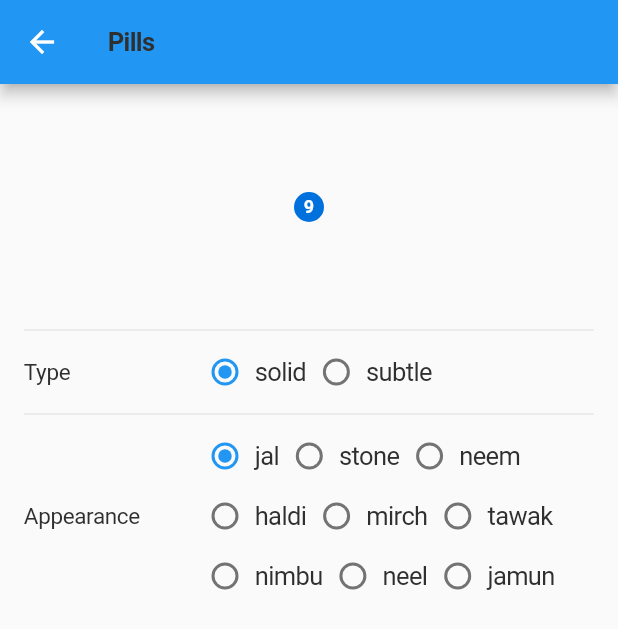
After one commit to innovaccer/mobile-design-system, a Flutter app: the MDSPillsScreen screen opened by its route, on a phone screen of 412 x 824 dp. The commit adds this screen. Shown: the top 629 px of the screen. Run offline on Flutter 3.47's test engine with Material 2 defaults, Android fonts, the phone set to English and light mode, and no system bars; drawn by our look-alikes of flutter_styled_toast; our stand-ins replace fluro, get_it, shared_preferences, sms_autofill; accounts and stored records are empty.

Commit message:
Added MDSPill widget

```diff
--- /dev/null
+++ b/example/lib/screens/pills/mds_pills_screen.dart
@@ -0,0 +1,196 @@
+import 'package:flutter/material.dart';
+import 'package:innovaccer_design_system/innovaccer_design_system.dart';
+
+class MDSPillsScreen extends StatefulWidget {
+  static const String routeName = '/mds_pills_screen';
+
+  @override
+  State<MDSPillsScreen> createState() => _MDSPillsScreenState();
+}
+
+class _MDSPillsScreenState extends State<MDSPillsScreen> with SpacingMixin, ColorMixin {
+  String _defaultCount = '9';
+  PillType _pillType = PillType.solid;
+  PillAppearance _pillAppearance = PillAppearance.jal;
+
+  @override
+  Widget build(BuildContext context) {
+    return Scaffold(
+      appBar: AppBar(
+        title: MDSHeadline(
+          'Pills',
+        ),
+      ),
+      body: Padding(
+        padding: px6 + pt4,
+        child: Column(
+          crossAxisAlignment: CrossAxisAlignment.center,
+          mainAxisSize: MainAxisSize.min,
+          children: [
+            SizedBox(
+              height: spacing5,
+            ),
+            MDSPill(pillCount: _defaultCount, pillType: _pillType, pillAppearance: _pillAppearance),
+            SizedBox(
+              height: spacing5,
+            ),
+            Divider(),
+            Expanded(
+              child: ListView(
+                padding: p0,
+                children: [
+                  Row(
+                    children: [
+                      Expanded(
+                        flex: 3,
+                        child: MDSSubhead('Type'),
+                      ),
+                      Expanded(
+                        flex: 7,
+                        child: Wrap(
+                          children: [
+                            _typeOptionWidget(
+                              value: PillType.solid,
+                              groupValue: _pillType,
+                              displayText: 'solid',
+                            ),
+                            _typeOptionWidget(
+                              value: PillType.subtle,
+                              groupValue: _pillType,
+                              displayText: 'subtle',
+                            ),
+                          ],
+                        ),
+                      ),
+                    ],
+                  ),
+                  Divider(),
+                  Row(
+                    children: [
+                      Expanded(
+                        flex: 3,
+                        child: MDSSubhead('Appearance'),
+                      ),
+                      Expanded(
+                        flex: 7,
+                        child: Wrap(
+                          children: [
+                            _appearanceOptionWidget(
+                              value: PillAppearance.jal,
+                              groupValue: _pillAppearance,
+                              displayText: 'jal',
+                            ),
+                            _appearanceOptionWidget(
+                              value: PillAppearance.stone,
+                              groupValue: _pillAppearance,
+                              displayText: 'stone',
+                            ),
+                            _appearanceOptionWidget(
+                              value: PillAppearance.neem,
+                              groupValue: _pillAppearance,
+                              displayText: 'neem',
+                            ),
+                            _appearanceOptionWidget(
+                              value: PillAppearance.haldi,
+                              groupValue: _pillAppearance,
+                              displayText: 'haldi',
+                            ),
+                            _appearanceOptionWidget(
+                              value: PillAppearance.mirch,
+                              groupValue: _pillAppearance,
+                              displayText: 'mirch',
+                            ),
+                            _appearanceOptionWidget(
+                              value: PillAppearance.tawak,
+                              groupValue: _pillAppearance,
+                              displayText: 'tawak',
+                            ),
+                            _appearanceOptionWidget(
+                              value: PillAppearance.nimbu,
+                              groupValue: _pillAppearance,
+                              displayText: 'nimbu',
+                            ),
+                            _appearanceOptionWidget(
+                              value: PillAppearance.neel,
+                              groupValue: _pillAppearance,
+                              displayText: 'neel',
+                            ),
+                            _appearanceOptionWidget(
+                              value: PillAppearance.jamun,
+                              groupValue: _pillAppearance,
+                              displayText: 'jamun',
+                            ),
+                          ],
+                        ),
+                      ),
+                    ],
+                  ),
+                ],
+              ),
+            ),
+          ],
+        ),
+      ),
+    );
+  }
+
+  Widget _typeOptionWidget({
+    required PillType value,
+    required PillType groupValue,
+    required String displayText,
+  }) {
+    return GestureDetector(
+      onTap: () => _updateType(value),
+      child: Wrap(
+        crossAxisAlignment: WrapCrossAlignment.center,
+        children: [
+          Radio(
+            visualDensity: VisualDensity.compact,
+            value: value,
+            groupValue: groupValue,
+            onChanged: _updateType,
+          ),
+          MDSBody(
+            displayText,
+          ),
+        ],
+      ),
+    );
+  }
+
+  void _updateType(PillType? value) {
+    setState(() {
+      _pillType = value!;
+    });
+  }
+
+  Widget _appearanceOptionWidget({
+    required PillAppearance value,
+    required PillAppearance groupValue,
+    required String displayText,
+  }) {
+    return GestureDetector(
+      onTap: () => _updateAppearance(value),
+      child: Wrap(
+        crossAxisAlignment: WrapCrossAlignment.center,
+        children: [
+          Radio(
+            visualDensity: VisualDensity.compact,
+            value: value,
+            groupValue: groupValue,
+            onChanged: _updateAppearance,
+          ),
+          MDSBody(
+            displayText,
+          ),
+        ],
+      ),
+    );
+  }
+
+  void _updateAppearance(PillAppearance? value) {
+    setState(() {
+      _pillAppearance = value!;
+    });
+  }
+}
--- a/example/lib/utils/constants.dart
+++ b/example/lib/utils/constants.dart
@@ -13,6 +13,7 @@ import 'package:example/screens/page_header/mds_compact_page_header/mds_compact_
 import 'package:example/screens/page_header/mds_page_header_with_subHeading/mds_page_header_with_subHeading_screen.dart';
 import 'package:example/screens/page_header/mds_page_header_without_subHeading/mds_page_header_without_subHeading_screen.dart';
 import 'package:example/screens/page_header/page_header_screen.dart';
+import 'package:example/screens/pills/mds_pills_screen.dart';
 import 'package:example/screens/typography/body/mds_body_screen.dart';
 import 'package:example/screens/typography/caption/mds_caption_screen.dart';
 import 'package:example/screens/typography/footnote/mds_footnote_screen.dart';
@@ -35,6 +36,7 @@ class Constants {
     'List': MDSListScreen.routeName,
     'Input': MDSInputScreen.routeName,
     'Badge': MDSBadgeScreen.routeName,
+    'Pills': MDSPillsScreen.routeName,
   };
 
   /// title and routes of all typography widgets
--- a/example/lib/utils/router/app_router.dart
+++ b/example/lib/utils/router/app_router.dart
@@ -16,6 +16,7 @@ import 'package:example/screens/page_header/mds_compact_page_header/mds_compact_
 import 'package:example/screens/page_header/mds_page_header_with_subHeading/mds_page_header_with_subHeading_screen.dart';
 import 'package:example/screens/page_header/mds_page_header_without_subHeading/mds_page_header_without_subHeading_screen.dart';
 import 'package:example/screens/page_header/page_header_screen.dart';
+import 'package:example/screens/pills/mds_pills_screen.dart';
 import 'package:example/screens/typography/body/mds_body_screen.dart';
 import 'package:example/screens/typography/caption/mds_caption_screen.dart';
 import 'package:example/screens/typography/footnote/mds_footnote_screen.dart';
@@ -182,6 +183,11 @@ class AppRouter with RouteHandlers {
       handler: mdsBadgeScreenHandler,
       transitionType: transitionType,
     );
+    _router!.define(
+      MDSPillsScreen.routeName,
+      handler: mdsPillsScreenHandler,
+      transitionType: transitionType,
+    );
   }
 
   /// Function to handle unknown routes
--- a/example/lib/utils/router/route_handlers.dart
+++ b/example/lib/utils/router/route_handlers.dart
@@ -13,6 +13,7 @@ import 'package:example/screens/page_header/mds_compact_page_header/mds_compact_
 import 'package:example/screens/page_header/mds_page_header_with_subHeading/mds_page_header_with_subHeading_screen.dart';
 import 'package:example/screens/page_header/mds_page_header_without_subHeading/mds_page_header_without_subHeading_screen.dart';
 import 'package:example/screens/page_header/page_header_screen.dart';
+import 'package:example/screens/pills/mds_pills_screen.dart';
 import 'package:example/screens/typography/body/mds_body_screen.dart';
 import 'package:example/screens/typography/caption/mds_caption_screen.dart';
 import 'package:example/screens/typography/footnote/mds_footnote_screen.dart';
@@ -119,4 +120,7 @@ mixin RouteHandlers {
   var mdsBadgeScreenHandler = Handler(handlerFunc: (BuildContext? context, Map<String, dynamic> params) {
     return MDSBadgeScreen();
   });
+  var mdsPillsScreenHandler = Handler(handlerFunc: (BuildContext? context, Map<String, dynamic> params) {
+    return MDSPillsScreen();
+  });
 }
--- a/lib/innovaccer_design_system.dart
+++ b/lib/innovaccer_design_system.dart
@@ -6,6 +6,7 @@ export 'src/design_system/utils/us_number_formatter.dart';
 export 'src/design_system/widgets/atoms/action_sheet/mds_action_sheet.dart';
 export 'src/design_system/widgets/atoms/bottom_sheet/mds_bottom_sheet.dart';
 export 'src/design_system/widgets/atoms/badges/mds_badge.dart';
+export 'src/design_system/widgets/atoms/pills/mds_pill.dart';
 export 'src/design_system/widgets/atoms/buttons/mds_button.dart';
 export 'src/design_system/widgets/atoms/buttons/mds_icon_button.dart';
 export 'src/design_system/widgets/atoms/buttons/mds_icon_button.dart';
--- /dev/null
+++ b/lib/src/design_system/widgets/atoms/pills/mds_pill.dart
@@ -0,0 +1,112 @@
+import 'package:flutter/material.dart';
+import 'package:innovaccer_design_system/innovaccer_design_system.dart';
+
+enum PillType {
+  solid,
+  subtle,
+}
+
+enum PillAppearance {
+  jal,
+  stone,
+  neem,
+  haldi,
+  mirch,
+  tawak,
+  nimbu,
+  neel,
+  jamun,
+}
+
+class MDSPill extends StatelessWidget with ColorMixin, SpacingMixin, FontMixin {
+  /// [pillCount] is text displayed on the Badge
+  final String pillCount;
+
+  /// type of the badge
+  final PillType pillType;
+
+  /// badge appearance
+  final PillAppearance pillAppearance;
+
+  MDSPill({required this.pillCount, required this.pillType, required this.pillAppearance});
+
+  @override
+  Widget build(BuildContext context) {
+    return Container(
+      height: spacingXL - spacingM,
+      width: spacingXL - spacingM,
+      padding: py2 + px3 + px2,
+      decoration: BoxDecoration(
+        shape: BoxShape.circle,
+        color: _getPillBackgroundColor(),
+      ),
+      child: _pillWidget(),
+    );
+  }
+
+  Widget _pillWidget() {
+    return Center(
+      child: Text(
+        pillCount,
+        style: TextStyle(
+            color: _getPillCountTextColor(),
+            fontSize: fontSize12,
+            fontWeight: FontWeight.bold
+        ),
+        textAlign: TextAlign.center,
+      ),
+    );
+  }
+
+  Color _getPillBackgroundColor() {
+    switch (pillAppearance) {
+      case PillAppearance.jal:
+        return isSolid ? primary : primaryLightest;
+      case PillAppearance.stone:
+        return isSolid ? secondaryLight : secondaryLight;
+      case PillAppearance.neem:
+        return isSolid ? success : successLightest;
+      case PillAppearance.haldi:
+        return isSolid ? warning : warningLightest;
+      case PillAppearance.mirch:
+        return isSolid ? alert : alertLightest;
+      case PillAppearance.tawak:
+        return isSolid ? accent1 : accent1Lightest;
+      case PillAppearance.nimbu:
+        return isSolid ? accent4 : accent4Lightest;
+      case PillAppearance.neel:
+        return isSolid ? accent3 : accent3Lightest;
+      case PillAppearance.jamun:
+        return isSolid ? accent2 : accent2Lightest;
+      default:
+        return primary;
+    }
+  }
+
+  Color _getPillCountTextColor() {
+    switch (pillAppearance) {
+      case PillAppearance.jal:
+        return isSolid ? ColorToken.white : primaryDark;
+      case PillAppearance.stone:
+        return isSolid ? inverse : inverse;
+      case PillAppearance.neem:
+        return isSolid ? ColorToken.white : successDark;
+      case PillAppearance.haldi:
+        return isSolid ? warningDarker : warningDarker;
+      case PillAppearance.mirch:
+        return isSolid ? ColorToken.white : alertDark;
+      case PillAppearance.tawak:
+        return isSolid ? ColorToken.white : accent1Darker;
+      case PillAppearance.nimbu:
+        return isSolid ? accent4Darker : accent4Darker;
+      case PillAppearance.neel:
+        return isSolid ? ColorToken.white : accent3Dark;
+      case PillAppearance.jamun:
+        return isSolid ? ColorToken.white : accent2Dark;
+      default:
+        return ColorToken.white;
+    }
+  }
+
+  bool get isSolid => pillType == PillType.solid;
+}
```
